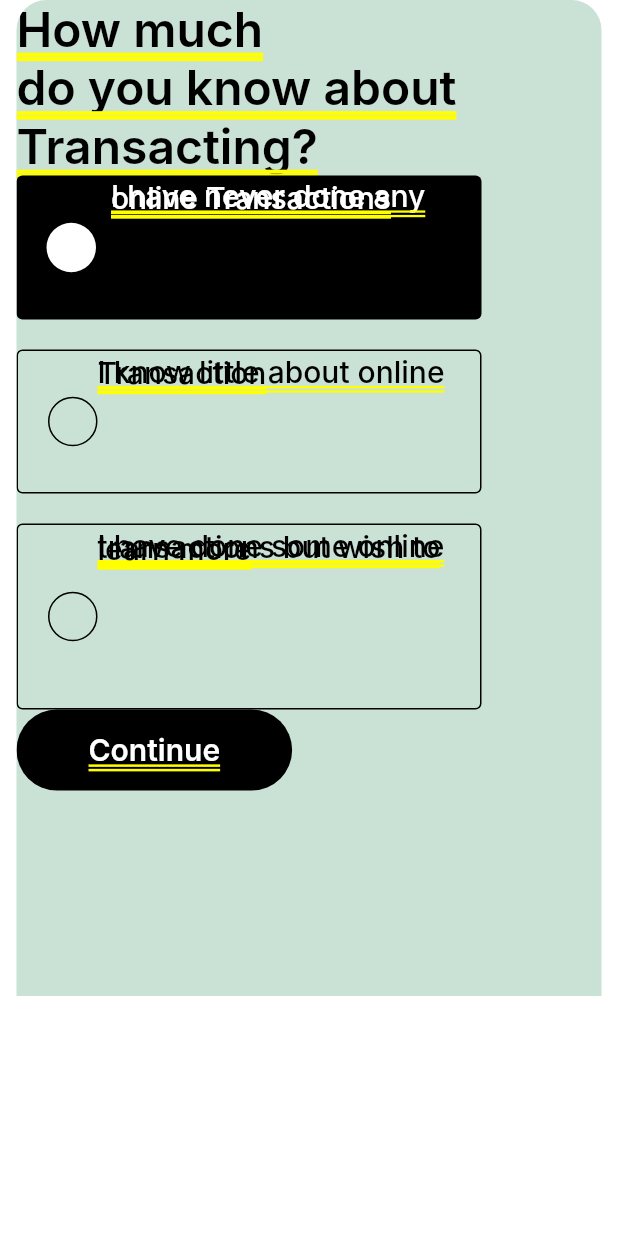
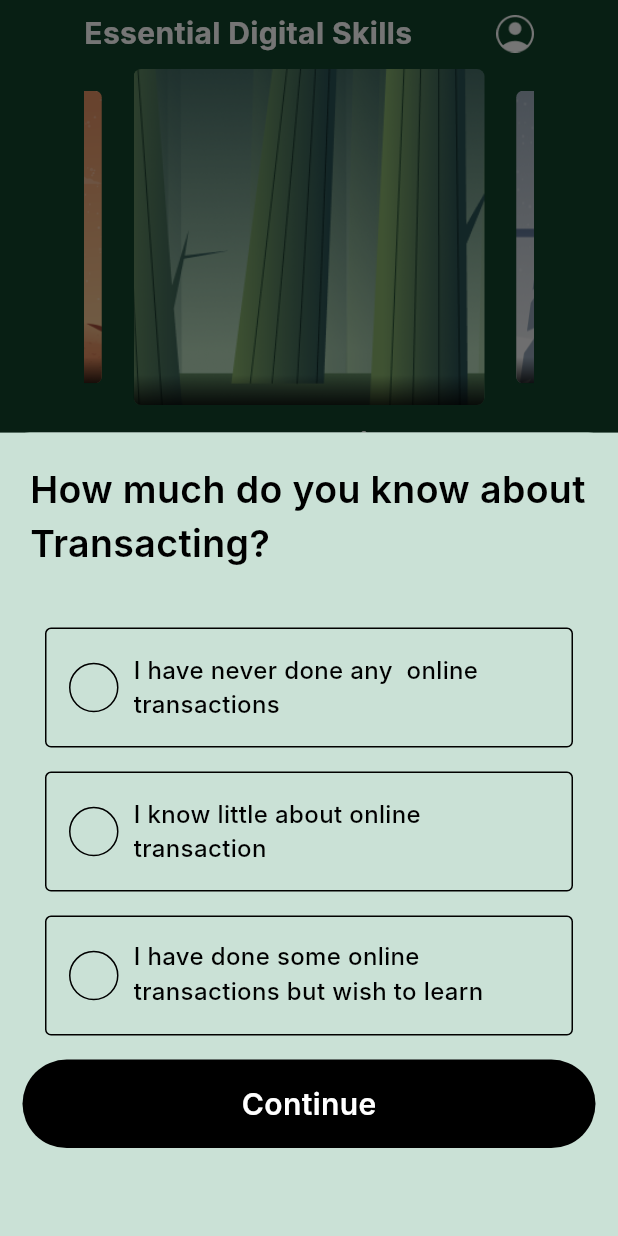
Before and after one commit to chandniswarnkar/lcc_amplify_app, a Flutter app: the ImageSliderPage screen opened directly, after a tap on "Start Playing", on a phone screen of 412 x 824 dp. Run offline on Flutter 3.47's test engine with Material 3 defaults, Android fonts, the phone set to English and light mode, and no system bars; drawn by our look-alikes of carousel_slider; missing offline and left inert: flutter_splash_screen; network calls fail; Roboto replaces fonts that are missing (Inter).

Commit message:
Expertise Page

```diff
--- a/lib/expertise_page.dart
+++ b/lib/expertise_page.dart
@@ -9,22 +9,20 @@ class ExpertisePage extends StatefulWidget {
 }
 
 class _ExpertisePageState extends State<ExpertisePage> {
+  bool isRowOneTapped = false;
+  bool isRowTwoTapped = false;
+  bool isRowThreeTapped = false;
+
   @override
   Widget build(BuildContext context) {
-    return ListView(children: [
-      QuestionsPage(),
-    ]);
-  }
-}
+    return Container(color:Color(0xFFCAE1D6) ,
+    child:
 
-class QuestionsPage extends StatelessWidget {
-  @override
-  Widget build(BuildContext context) {
-    return Column(
+   // QuestionsPage(),
+    ListView(
       children: [
         Container(
-          width: 390,
-          height: 664,
+          width: MediaQuery.of(context).size.width,
           clipBehavior: Clip.antiAlias,
           decoration: ShapeDecoration(
             color: Color(0xFFCAE1D6),
@@ -36,196 +34,238 @@ class QuestionsPage extends StatelessWidget {
             ),
           ),
           child: Column(
-            mainAxisSize: MainAxisSize.min,
-            mainAxisAlignment: MainAxisAlignment.start,
-            crossAxisAlignment: CrossAxisAlignment.start,
             children: [
+              Container(  padding: const EdgeInsets.all(20),//margin:const EdgeInsets.symmetric(horizontal: 20),
+                child:
                 Text(
-                'How much\ndo you know about \nTransacting?',
+                  'How much do you know about Transacting?',
+                  maxLines: 3,
+                  // overflow: TextOverflow.ellipsis,
                   style: TextStyle(
                     color: Colors.black,
-                  fontSize: 32,
+                    fontSize: 25,
                     fontFamily: 'Inter',
                     fontWeight: FontWeight.w600,
-                  height: 0,
+                    // height: 0,
                   ),
                 ),
+              ),
+              SizedBox(height: 10,),
               Container(
-                height: 356,
-                child: Stack(
+                // height: 356,
+                child: Column(
+                  children: [  //Row 1
+                    //Row 2
+                    GestureDetector(
+                      onTap: () {
+                        print(" www");
+
+                        setState(() {
+                          isRowOneTapped = !isRowOneTapped!;
+                        });
+                      },
+                      child:
+                      Container(
+                        margin:const EdgeInsets.symmetric(horizontal: 30,  vertical: 8),
+                        height: 80,
+                        padding: const EdgeInsets.all(15),
+                        decoration: ShapeDecoration(
+                          color: isRowOneTapped ? Colors.black : Color(0xFFCAE1D6) ,
+                          shape: RoundedRectangleBorder(
+                            side: BorderSide(width: 1),
+                            borderRadius: BorderRadius.circular(4),
+
+                          ),
+                        ),
+
+                        child: Row(
                           children: [
-                    Positioned(
-                      left: 0,
-                      top: 0,
-                      child: Container(
-                        width: 310,
-                        height: 96,
-                        padding: const EdgeInsets.all(20),
-                        decoration: ShapeDecoration(
-                          color: Colors.black,
-                          shape: RoundedRectangleBorder(borderRadius: BorderRadius.circular(4)),
-                        ),
+                            Container(
+
                               child: Row(
                                 mainAxisSize: MainAxisSize.min,
-                          mainAxisAlignment: MainAxisAlignment.start,
+                                mainAxisAlignment: MainAxisAlignment.center,
                                 crossAxisAlignment: CrossAxisAlignment.center,
-                          children: [
-                            Container(
-                              child: Row(
-                                mainAxisSize: MainAxisSize.min,
-                                mainAxisAlignment: MainAxisAlignment.start,
-                                crossAxisAlignment: CrossAxisAlignment.start,
                                 children: [
                                   Container(
                                     width: 33,
                                     height: 33,
+                                    //
                                     decoration: ShapeDecoration(
-                                      color: Colors.white,
-                                      shape: OvalBorder(),
+                                      color: isRowOneTapped ? Colors.white : Color(0xFFCAE1D6) ,
+                                      shape: OvalBorder(side: BorderSide(width: 1)),
+                                    ),
+
+                                  ),
+                                ],
+                              ),
+
+                            ),
+                            const SizedBox(width: 10),
+                            Expanded(
+                              child: Text(
+                                'I have never done any  online transactions',
+                                maxLines: 3,
+                                overflow: TextOverflow.ellipsis,
+                                style: TextStyle(
+                                  color: isRowOneTapped ? Colors.white : Colors.black,
+                                  fontSize: 16,
+                                  fontFamily: 'Inter',
+                                  fontWeight: FontWeight.w500,
+                                  //  height: 0.07,
                                 ),
                               ),
-                                  const SizedBox(width: 10),
-                                ],
+
                             ),
-                            ),
-                            Expanded(
-                              child: SizedBox(
-                                height: double.infinity,
-                                child: Text(
-                                  'I have never done any \nonline Transactions',
-                                  style: TextStyle(
-                                    color: Colors.white,
-                                    fontSize: 20,
-                                    fontFamily: 'Inter',
-                                    fontWeight: FontWeight.w500,
-                                    height: 0.07,
-                                  ),
-                                ),
-                              ),
-                            ),
+                            //  ),
                           ],
                         ),
                       ),
                     ),
-                    Positioned(
-                      left: 0,
-                      top: 116,
-                      child: Container(
-                        width: 310,
-                        height: 96,
-                        padding: const EdgeInsets.all(20),
+                    //Row 2
+                GestureDetector(
+                  onTap: () {
+                    print(" www");
+
+                    setState(() {
+                      isRowTwoTapped = !isRowTwoTapped!;
+                    });
+                  },
+                   child:
+                    Container(
+                      margin:const EdgeInsets.symmetric(horizontal: 30,  vertical: 8),
+                      height: 80,
+                      padding: const EdgeInsets.all(15),
                       decoration: ShapeDecoration(
+                      color: isRowTwoTapped ? Colors.black : Color(0xFFCAE1D6) ,
+                        shape: RoundedRectangleBorder(
+                          side: BorderSide(width: 1),
+                          borderRadius: BorderRadius.circular(4),
+
+                        ),
+                      ),
+
+                      child: Row(
+                        children: [
+                          Container(
+
+                            child: Row(
+                              mainAxisSize: MainAxisSize.min,
+                              mainAxisAlignment: MainAxisAlignment.center,
+                              crossAxisAlignment: CrossAxisAlignment.center,
+                              children: [
+                                Container(
+                                  width: 33,
+                                  height: 33,
+                                 //
+                                  decoration: ShapeDecoration(
+                                      color: isRowTwoTapped ? Colors.white : Color(0xFFCAE1D6) ,
+                                    shape: OvalBorder(side: BorderSide(width: 1)),
+                                  ),
+
+                                ),
+                              ],
+                            ),
+
+                          ),
+                          const SizedBox(width: 10),
+                           Expanded(
+                              child: Text(
+                                'I know little about online transaction',
+                                maxLines: 3,
+                                overflow: TextOverflow.ellipsis,
+                                style: TextStyle(
+                                  color: isRowTwoTapped ? Colors.white : Colors.black,
+                                  fontSize: 16,
+                                  fontFamily: 'Inter',
+                                  fontWeight: FontWeight.w500,
+                                  //  height: 0.07,
+                                ),
+                              ),
+
+                            ),
+                        //  ),
+                        ],
+                      ),
+                    ),
+    ),
+                    //Row 3
+                  GestureDetector(
+                    onTap: () {
+                      print("abc");
+                      setState(() {
+                        isRowThreeTapped = !isRowThreeTapped!;
+                      });
+                    },
+                    child:
+                    Container(
+                      margin: const EdgeInsets.symmetric(horizontal: 30,  vertical: 8),
+                      height: 80,
+                      padding: const EdgeInsets.all(15),
+                      decoration: ShapeDecoration(
+                        color: isRowThreeTapped ? Colors.black : Color(0xFFCAE1D6) ,
+
                         shape: RoundedRectangleBorder(
                           side: BorderSide(width: 1),
                           borderRadius: BorderRadius.circular(4),
                         ),
                       ),
                       child: Row(
-                          mainAxisSize: MainAxisSize.min,
-                          mainAxisAlignment: MainAxisAlignment.start,
-                          crossAxisAlignment: CrossAxisAlignment.center,
+
                         children: [
                           Container(
                             child: Row(
-                                mainAxisSize: MainAxisSize.min,
-                                mainAxisAlignment: MainAxisAlignment.start,
-                                crossAxisAlignment: CrossAxisAlignment.start,
+                              // mainAxisSize: MainAxisSize.min,
+                              mainAxisAlignment: MainAxisAlignment.center,
+                              crossAxisAlignment: CrossAxisAlignment.center,
                               children: [
                                 Container(
                                   width: 33,
                                   height: 33,
                                   decoration: ShapeDecoration(
+                                    color: isRowThreeTapped ? Colors.white : Color(0xFFCAE1D6) ,
                                     shape: OvalBorder(side: BorderSide(width: 1)),
                                   ),
                                 ),
                               ],
                             ),
                           ),
+                          const SizedBox(width: 10),
                           Expanded(
-                              child: SizedBox(
-                                height: double.infinity,
                             child: Text(
-                                  'I know little about online Transaction',
+                              'I have done some online transactions but wish to learn more',
+                              maxLines: 3,
+                              overflow: TextOverflow.ellipsis,
                               style: TextStyle(
-                                    color: Colors.black,
-                                    fontSize: 20,
+                                color: isRowThreeTapped ? Colors.white : Colors.black,
+                                fontSize: 16,
                                 fontFamily: 'Inter',
                                 fontWeight: FontWeight.w500,
-                                    height: 0.07,
+                                // height: 0.07,
                               ),
                             ),
-                              ),
+
                           ),
                         ],
                       ),
                     ),
     ),
-                    Positioned(
-                      left: 0,
-                      top: 232,
-                      child: Container(
-                        width: 310,
-                        height: 124,
-                        padding: const EdgeInsets.all(20),
-                        decoration: ShapeDecoration(
-                          shape: RoundedRectangleBorder(
-                            side: BorderSide(width: 1),
-                            borderRadius: BorderRadius.circular(4),
-                          ),
-                        ),
-                        child: Row(
-                          mainAxisSize: MainAxisSize.min,
-                          mainAxisAlignment: MainAxisAlignment.start,
-                          crossAxisAlignment: CrossAxisAlignment.center,
-                          children: [
-                            Container(
-                              child: Row(
-                                mainAxisSize: MainAxisSize.min,
-                                mainAxisAlignment: MainAxisAlignment.start,
-                                crossAxisAlignment: CrossAxisAlignment.start,
-                                children: [
-                                  Container(
-                                    width: 33,
-                                    height: 33,
-                                    decoration: ShapeDecoration(
-                                      shape: OvalBorder(side: BorderSide(width: 1)),
-                                    ),
-                                  ),
-                                ],
-                              ),
-                            ),
-                            Expanded(
-                              child: SizedBox(
-                                height: double.infinity,
-                                child: Text(
-                                  'I have done some online transactions but wish to learn more',
-                                  style: TextStyle(
-                                    color: Colors.black,
-                                    fontSize: 20,
-                                    fontFamily: 'Inter',
-                                    fontWeight: FontWeight.w500,
-                                    height: 0.07,
-                                  ),
-                                ),
-                              ),
-                            ),
-                          ],
-                        ),
-                      ),
-                    ),
+
                   ],
                 ),
               ),
               Container(
-                padding: const EdgeInsets.symmetric(horizontal: 48, vertical: 15),
+                padding: const EdgeInsets.symmetric(horizontal: 15, vertical: 15),
+                margin: const EdgeInsets.symmetric(horizontal: 15,  vertical: 8),
                 decoration: ShapeDecoration(
-                  color: Colors.black,
+                  color:   Colors.black,
                   shape: RoundedRectangleBorder(
                     borderRadius: BorderRadius.circular(30),
                   ),
                 ),
                 child: Row(
-                  mainAxisSize: MainAxisSize.min,
+
+                  // mainAxisSize: MainAxisSize.min,
                   mainAxisAlignment: MainAxisAlignment.center,
                   crossAxisAlignment: CrossAxisAlignment.center,
                   children: [
@@ -236,7 +276,7 @@ class QuestionsPage extends StatelessWidget {
                         fontSize: 20,
                         fontFamily: 'Inter',
                         fontWeight: FontWeight.w600,
-                        height: 0,
+                        //height: 0,
                       ),
                     ),
                   ],
@@ -246,6 +286,9 @@ class QuestionsPage extends StatelessWidget {
           ),
         ),
       ],
+    ),
+
     );
+
   }
 }
--- a/lib/image_slider_widget.dart
+++ b/lib/image_slider_widget.dart
@@ -217,14 +217,18 @@ class _ImageSliderPageState extends State<ImageSliderPage> {
                       ),
                     ),
                     onPressed: () {
-                      Navigator.push(
-                          context,
-                          MaterialPageRoute<Null>(
-                            builder: (BuildContext context) {
-                              return ExpertisePage();
-                            },
-                            fullscreenDialog: true,
-                          ));
+                      showModalBottomSheet(
+                      context: context,
+                      isScrollControlled: true,
+                          constraints: BoxConstraints.loose(Size(
+                              MediaQuery.of(context).size.width,
+                              MediaQuery.of(context).size.height * 0.65)),
+                          builder: (context)
+                      {
+                        return  ExpertisePage(); //ExpertisePage();
+                      }
+                      );
+
 
                     },
 
```
Lines whose indentation alone changed are shown as unchanged.
